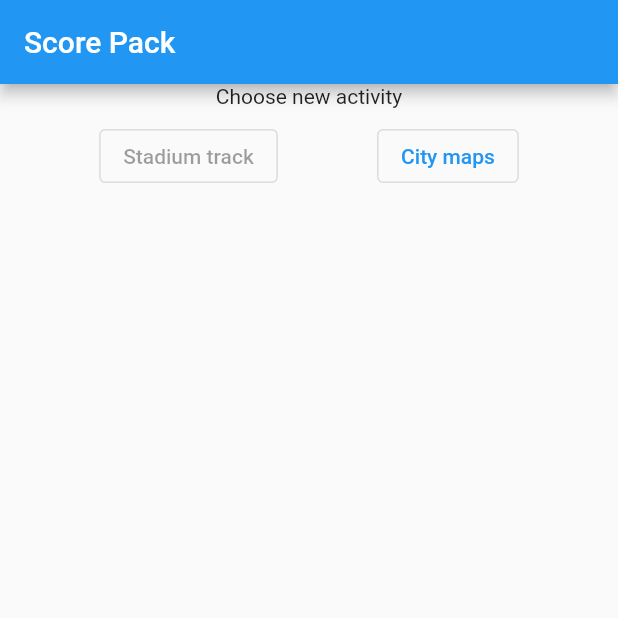
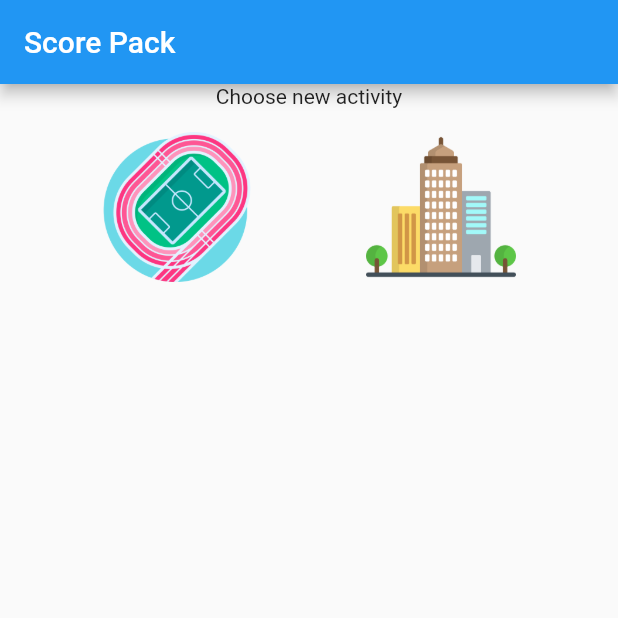
Before and after one commit to akolola/scorePack, a Flutter app: the screen it shows after launch, on a phone screen of 412 x 824 dp, the top half of it. Run offline on Flutter 3.47's test engine with Material 2 defaults, Android fonts, the phone set to English and light mode, and no system bars.

Commit message:
SCP-1: Added; (c) Start; 2 (c) IconButtons with custom images.

```diff
--- a/lib/mappicker.dart
+++ b/lib/mappicker.dart
@@ -1,12 +1,10 @@
 import 'package:flutter/material.dart';
 
 class MapPicker extends StatelessWidget {
-
   const MapPicker({Key? key}) : super(key: key);
 
   @override
   Widget build(BuildContext context) {
-
     return Scaffold(
       appBar: AppBar(
         leading: IconButton(
@@ -61,7 +59,5 @@ class MapPicker extends StatelessWidget {
         ),
       ),
     );
-
   }
-
 }
--- a/lib/start.dart
+++ b/lib/start.dart
@@ -1,15 +1,13 @@
 import 'package:flutter/material.dart';
 import 'package:hackaburg/mappicker.dart';
 
-
 class Start extends StatelessWidget {
-
   const Start({super.key});
 
   @override
   Widget build(BuildContext context) {
-
-    return  Column(
+    return Column(
+      crossAxisAlignment: CrossAxisAlignment.center,
       children: <Widget>[
         const Text(
           'Choose new activity',
@@ -17,23 +15,23 @@ class Start extends StatelessWidget {
         ButtonBar(
           alignment: MainAxisAlignment.spaceEvenly,
           children: <Widget>[
-            OutlinedButton(
-              onPressed: null,
-              child: const Text('Stadium track'),
-            ),
-            OutlinedButton(
-            onPressed: () {
-                  Navigator.push(
+            IconButton(
+                icon: Image.asset('images/field.png'),
+                iconSize: 100,
+                onPressed: () {}),
+            IconButton(
+              icon: Image.asset('images/buildings.png'),
+              iconSize: 100,
+              onPressed: () {
+                Navigator.push(
                   context,
                   MaterialPageRoute(builder: (context) => MapPicker()),
-                  );
-                },
-              child: Text('City maps'),
+                );
+              },
             )
           ],
         ),
       ],
     );
   }
-
 }
```
Also changed, not shown: lib/main.dart (+8 -12 lines), pubspec.yaml (+9 -0 lines), images/buildings.png (added), images/field.png (added), 1 other file.
